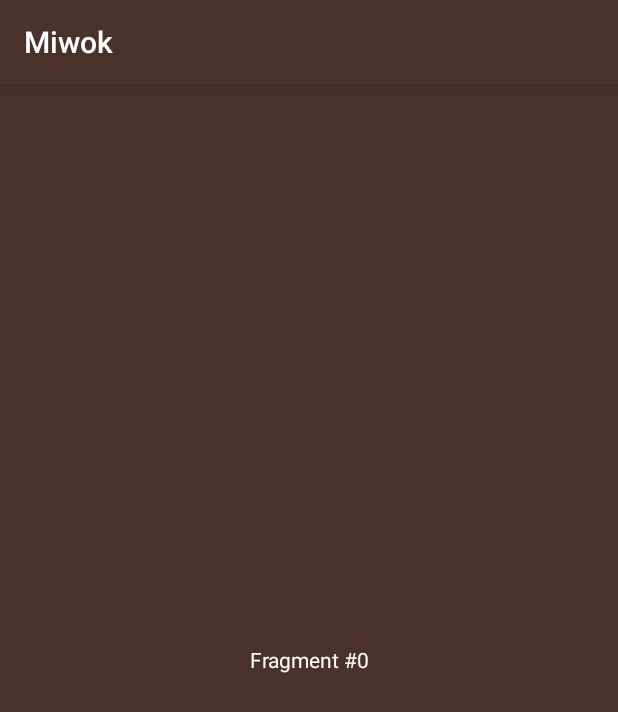
After one commit to torrezno/miwok, an Android app: the fragment PageFragment shown on its own in the app's theme, on a phone screen of 412 x 824 dp. The commit adds this screen. Shown: the top 712 px of the screen. Run offline under Robolectric (Android 15) with nearby library versions, the phone set to English and light mode, and no system bars; 1 statement that could not run was skipped.

Commit message:
feat: Swipe work with tabs and delete old code

```diff
--- a/app/src/main/java/com/example/android/miwok/ColorsFragment.java
+++ b/app/src/main/java/com/example/android/miwok/ColorsFragment.java
@@ -71,7 +71,6 @@ public class ColorsFragment extends Fragment {
     public View onCreateView(LayoutInflater inflater, ViewGroup container,
                              Bundle savedInstanceState) {
         View rootView = inflater.inflate(R.layout.word_list, container, false);
-        ((AppCompatActivity) getActivity()).getSupportActionBar().setDisplayHomeAsUpEnabled(true);
         am = (AudioManager) getActivity().getSystemService(AudioManager.class);
         final ArrayList<Word> words = new ArrayList<>();
 
--- a/app/src/main/java/com/example/android/miwok/FamilyFragment.java
+++ b/app/src/main/java/com/example/android/miwok/FamilyFragment.java
@@ -69,7 +69,6 @@ public class FamilyFragment extends Fragment {
     public View onCreateView(LayoutInflater inflater, ViewGroup container,
                              Bundle savedInstanceState) {
         View rootView = inflater.inflate(R.layout.word_list, container,false);
-        ((AppCompatActivity) getActivity()).getSupportActionBar().setDisplayHomeAsUpEnabled(true);
         am = (AudioManager) getActivity().getSystemService(AudioManager.class);
         final ArrayList<Word> words = new ArrayList<>();
 
--- a/app/src/main/java/com/example/android/miwok/MainActivity.java
+++ b/app/src/main/java/com/example/android/miwok/MainActivity.java
@@ -17,6 +17,7 @@ package com.example.android.miwok;
 
 import android.content.Intent;
 import android.os.Bundle;
+import android.support.design.widget.TabLayout;
 import android.support.v4.view.ViewPager;
 import android.support.v7.app.AppCompatActivity;
 import android.view.View;
@@ -39,5 +40,9 @@ public class MainActivity extends AppCompatActivity {
 
         // Set the adapter onto the view pager
         viewPager.setAdapter(adapter);
+
+        // Give the TabLayout the ViewPager
+        TabLayout tabLayout = (TabLayout) findViewById(R.id.sliding_tabs);
+        tabLayout.setupWithViewPager(viewPager);
     }
 }
--- a/app/src/main/java/com/example/android/miwok/NumbersFragment.java
+++ b/app/src/main/java/com/example/android/miwok/NumbersFragment.java
@@ -62,12 +62,12 @@ public class NumbersFragment extends Fragment {
     }
 
 
+
     @TargetApi(Build.VERSION_CODES.M)
     @Override
     public View onCreateView(LayoutInflater inflater, ViewGroup container,
                              Bundle savedInstanceState) {
         View rootView = inflater.inflate(R.layout.word_list, container,false);
-        ((AppCompatActivity) getActivity()).getSupportActionBar().setDisplayHomeAsUpEnabled(true);
         am = (AudioManager) getActivity().getSystemService(AudioManager.class);
         final ArrayList<Word> words = new ArrayList<>();
 
--- /dev/null
+++ b/app/src/main/java/com/example/android/miwok/PageFragment.java
@@ -0,0 +1,38 @@
+package com.example.android.miwok;
+
+import android.os.Bundle;
+import android.support.v4.app.Fragment;
+import android.view.LayoutInflater;
+import android.view.View;
+import android.view.ViewGroup;
+import android.widget.TextView;
+
+
+public class PageFragment extends Fragment {
+    public static final String ARG_PAGE = "ARG_PAGE";
+
+    private int mPage;
+
+    public static PageFragment newInstance(int page) {
+        Bundle args = new Bundle();
+        args.putInt(ARG_PAGE, page);
+        PageFragment fragment = new PageFragment();
+        fragment.setArguments(args);
+        return fragment;
+    }
+
+    @Override
+    public void onCreate(Bundle savedInstanceState) {
+        super.onCreate(savedInstanceState);
+        mPage = getArguments().getInt(ARG_PAGE);
+    }
+
+    @Override
+    public View onCreateView(LayoutInflater inflater, ViewGroup container,
+                             Bundle savedInstanceState) {
+        View view = inflater.inflate(R.layout.fragment_page, container, false);
+        TextView textView = (TextView) view;
+        textView.setText("Fragment #" + mPage);
+        return view;
+    }
+}
--- a/app/src/main/java/com/example/android/miwok/PhrasesFragment.java
+++ b/app/src/main/java/com/example/android/miwok/PhrasesFragment.java
@@ -66,7 +66,6 @@ public class PhrasesFragment extends Fragment {
     public View onCreateView(LayoutInflater inflater, ViewGroup container,
                              Bundle savedInstanceState) {
         View rootView = inflater.inflate(R.layout.word_list, container,false);
-        ((AppCompatActivity) getActivity()).getSupportActionBar().setDisplayHomeAsUpEnabled(true);
         am = (AudioManager) getActivity().getSystemService(AudioManager.class);
         final ArrayList<Word> words = new ArrayList<>();
 
--- /dev/null
+++ b/app/src/main/res/layout/fragment_page.xml
@@ -0,0 +1,6 @@
+<TextView xmlns:android="http://schemas.android.com/apk/res/android"
+    android:layout_width="match_parent"
+    android:layout_height="match_parent"
+    android:gravity="center"
+    android:background="@color/primary_color"
+    android:textColor="@color/category_text"/>
```
Also changed, not shown: app/src/main/AndroidManifest.xml (+0 -12 lines), app/src/main/java/com/example/android/miwok/ColorsActivity.java (deleted, +0 -27 lines), app/src/main/java/com/example/android/miwok/FamilyActivity.java (deleted, +0 -24 lines), app/src/main/java/com/example/android/miwok/NumbersActivity.java (deleted, +0 -27 lines), app/src/main/java/com/example/android/miwok/PhrasesActivity.java (deleted, +0 -25 lines), app/src/main/java/com/example/android/miwok/SimpleFragmentPagerAdapter.java (+10 -0 lines), app/src/main/res/layout/activity_category.xml (deleted, +0 -8 lines), app/src/main/res/layout/activity_main.xml (+10 -0 lines).
